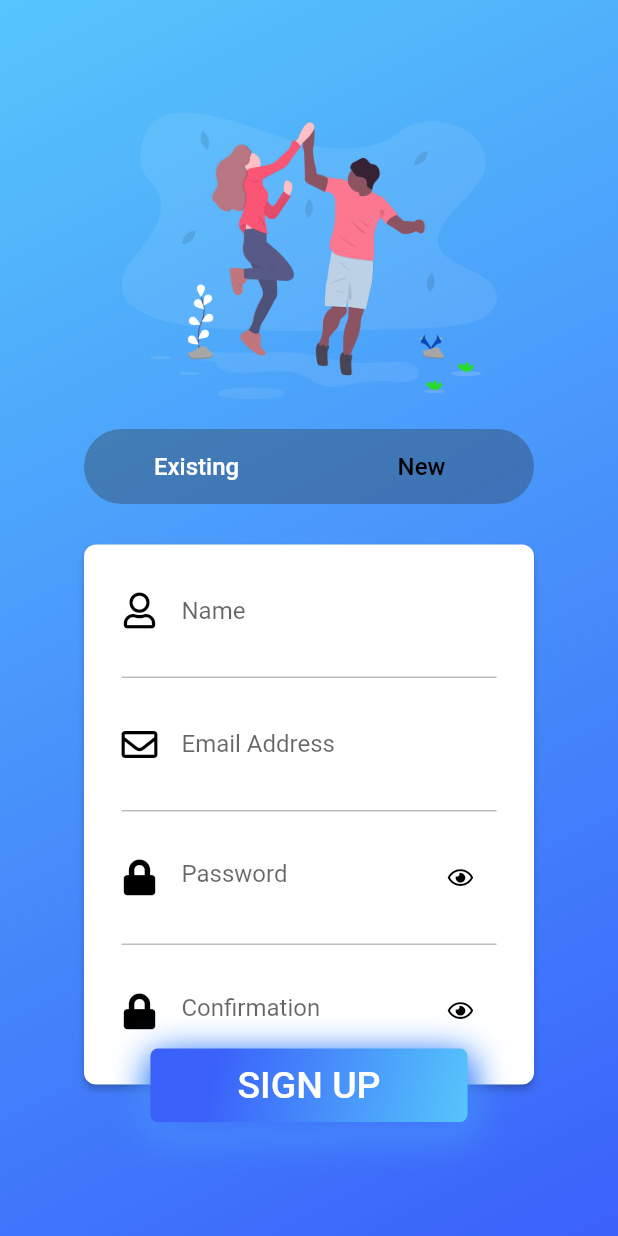
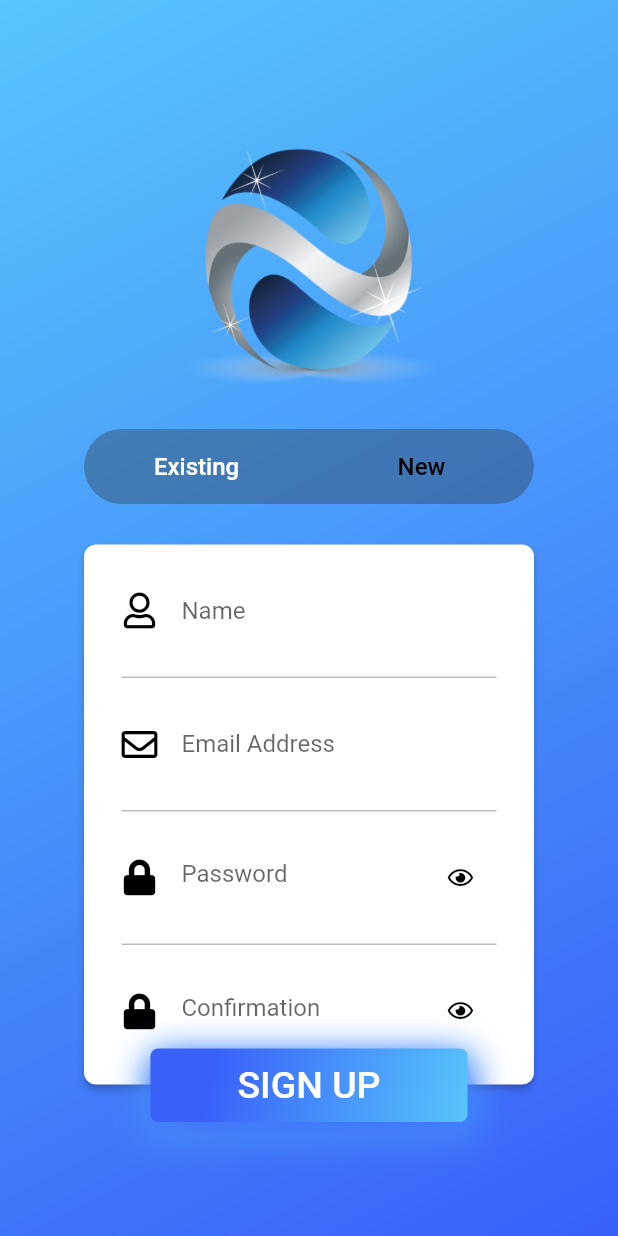
Before and after one commit to freelanceapp/Shopping_Zone, a Flutter app: the screen it shows after launch, after a tap on "New", on a phone screen of 412 x 824 dp. Run offline on Flutter 3.47's test engine with Material 2 defaults, Android fonts, the phone set to English and light mode, and no system bars; our stand-ins replace firebase_auth, font_awesome_flutter, google_sign_in, splashscreen; missing offline and left inert: flutter_facebook_login; accounts and stored records are empty; Roboto replaces fonts that are missing (WorkSansBold, WorkSansSemiBold); project files that could hold a hidden picture were left out.

Commit message:
Update Logo in Splash and Login Pages

```diff
--- a/lib/UI/login_page.dart
+++ b/lib/UI/login_page.dart
@@ -116,10 +116,10 @@ class _LoginPageState extends State<LoginPage>
                 Padding(
                   padding: EdgeInsets.only(top: 75.0),
                   child: new Image(
-                      width: 250.0,
+                      width: 270.0,
                       height: 191.0,
                       fit: BoxFit.fill,
-                      image: new AssetImage('images/login_logo.png')),
+                      image: new AssetImage('images/logotipo.png')),
                 ),
                 Padding(
                   padding: EdgeInsets.only(top: 20.0),
--- a/lib/main.dart
+++ b/lib/main.dart
@@ -16,7 +16,7 @@ void main() {
               fontSize: 21.0,
               fontWeight: FontWeight.bold,
               color: Colors.white)),
-      image: Image.asset('images/login_logo.png'),
+      image: Image.asset('images/logotipo.png'),
 
       //backgroundColor: Colors.white,
       styleTextUnderTheLoader: new TextStyle(),
```
